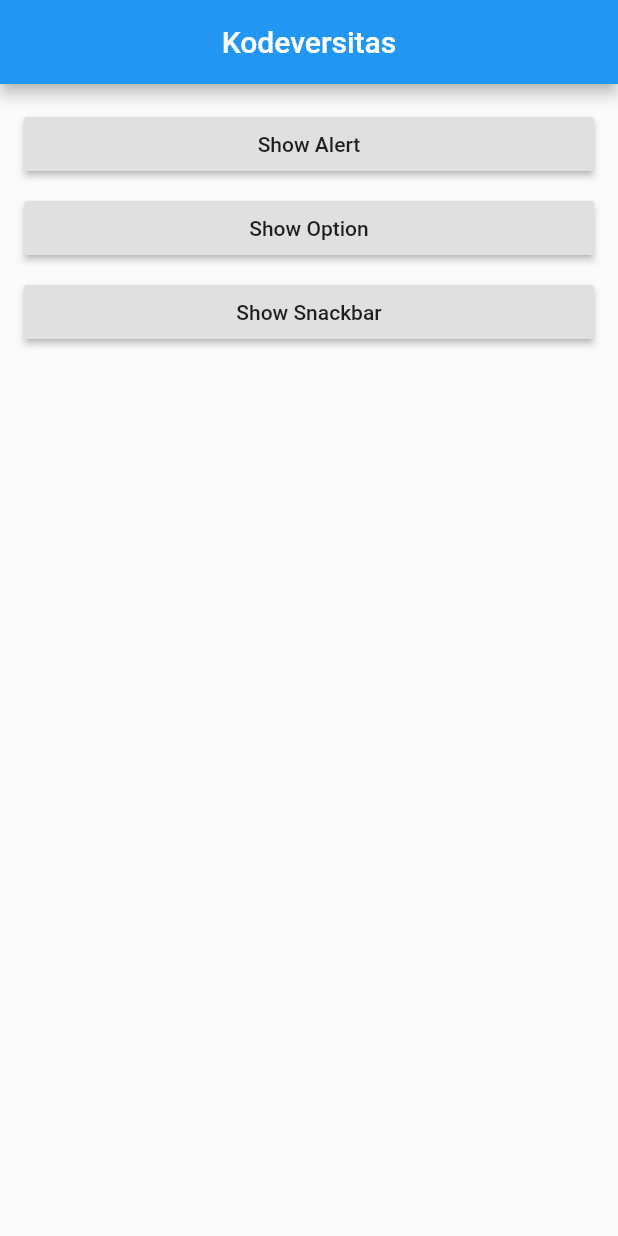
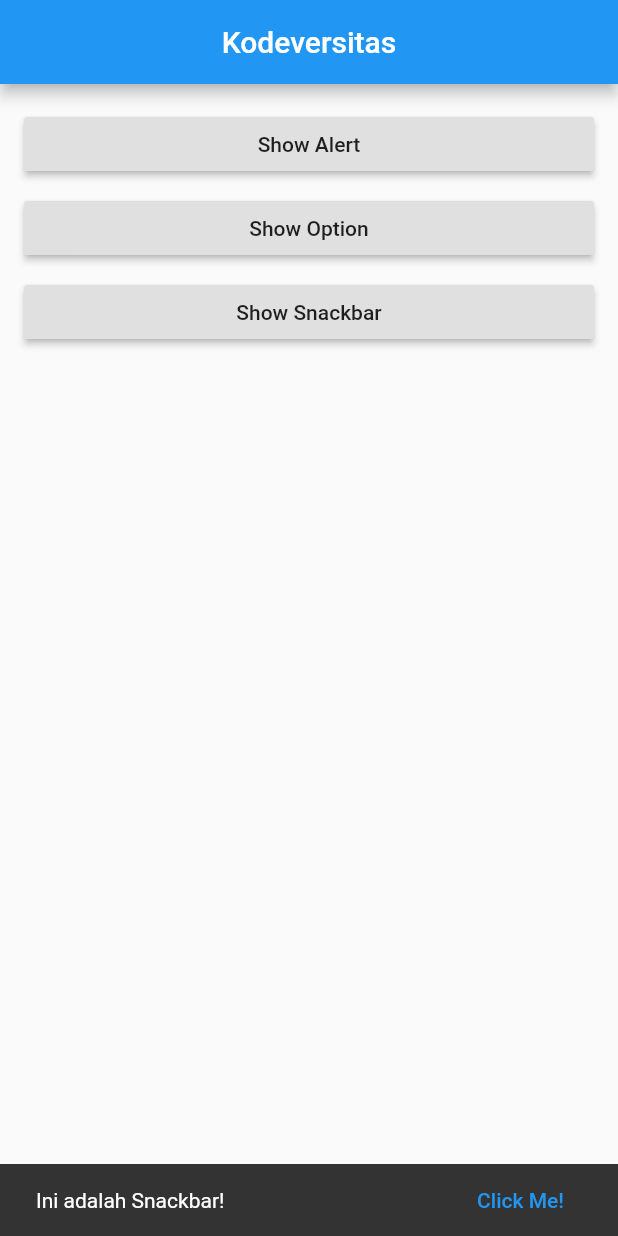
Before and after one commit to omrobbie/flutter-dasar-ui, a Flutter app: the screen it shows after launch, after a tap on "Show Snackbar", on a phone screen of 412 x 824 dp. Run offline on Flutter 3.47's test engine with Material 2 defaults, Android fonts, the phone set to English and light mode, and no system bars.

Commit message:
tambahkan fungsi untuk menampilkan snackbar

```diff
--- a/lib/snack_dialog.dart
+++ b/lib/snack_dialog.dart
@@ -32,7 +32,7 @@ class _SnackDialogScreenState extends State<SnackDialogScreen> {
           SizedBox(height: 8.0),
           RaisedButton(
             child: Text('Show Snackbar'),
-            onPressed: () {},
+            onPressed: () => tampilSnackbar(),
           ),
           SizedBox(height: 8.0),
         ],
@@ -96,4 +96,19 @@ class _SnackDialogScreenState extends State<SnackDialogScreen> {
       ),
     );
   }
+
+  // fungsi untuk menampilkan snackbar
+  tampilSnackbar() {
+    var sb = SnackBar(
+      content: Text('Ini adalah Snackbar!'),
+      action: SnackBarAction(
+        label: 'Click Me!',
+        onPressed: () {
+          debugPrint('Anda menekan tombol di Snackbar!');
+        },
+      ),
+    );
+
+    _key.currentState.showSnackBar(sb);
+  }
 }
```
